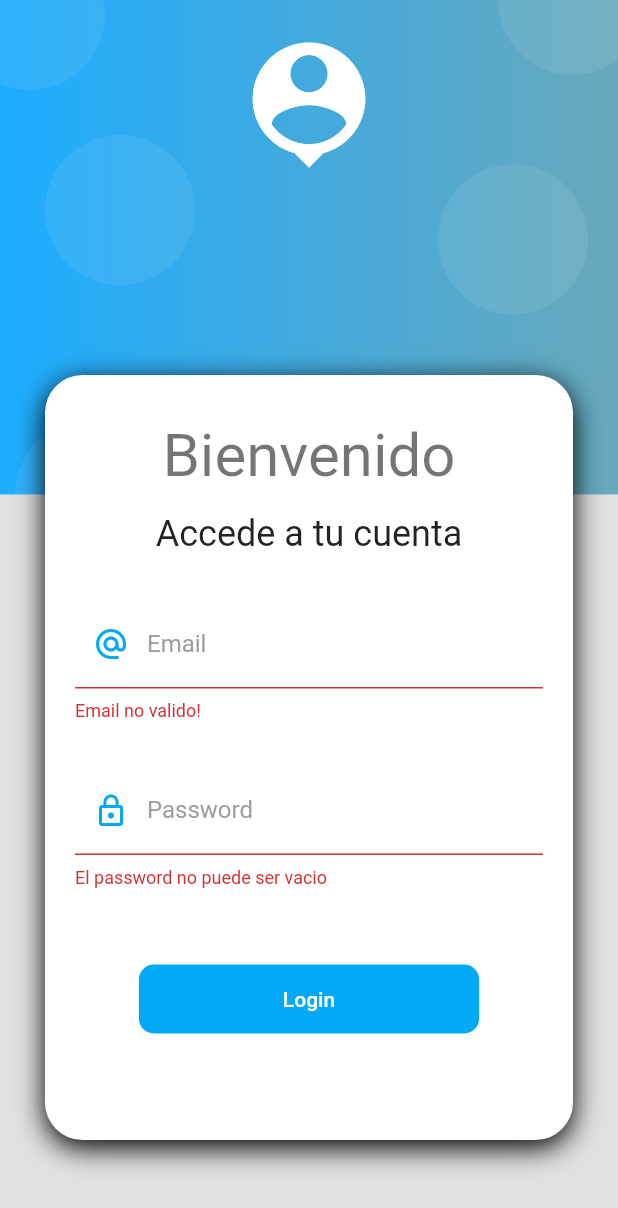
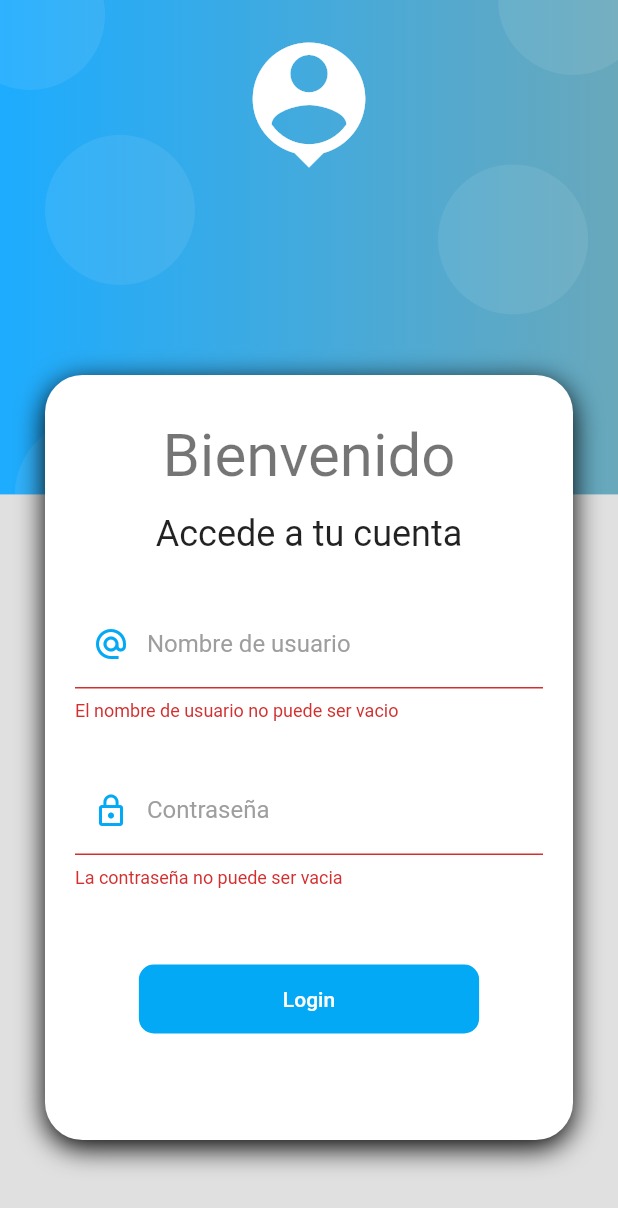
Before and after one commit to nahueltabasso/techconnect-frontend, a Flutter app: the screen it shows after launch, after a tap on "Login", on a phone screen of 412 x 824 dp. Shown: the top 1208 px of the screen. Run offline on Flutter 3.47's test engine with Material 2 defaults, Android fonts, the phone set to English and light mode, and no system bars; our stand-ins replace flutter_secure_storage.

Commit message:
feature: Develop of register and login screen and their connections with the backend

```diff
--- a/lib/main.dart
+++ b/lib/main.dart
@@ -1,9 +1,28 @@
 import 'package:flutter/material.dart';
+import 'package:provider/provider.dart';
+import 'package:techconnect_frontend/screens/auth/check_auth_screen.dart';
 import 'package:techconnect_frontend/screens/auth/login_screen.dart';
 import 'package:techconnect_frontend/screens/auth/register_user_screen.dart';
 import 'package:techconnect_frontend/screens/home_screen.dart';
+import 'package:techconnect_frontend/services/auth_service.dart';
+import 'package:techconnect_frontend/services/notificacion_service.dart';
 
-void main() => runApp(const MyApp());
+void main() => runApp(AppState());
+
+
+class AppState extends StatelessWidget {
+
+  @override
+  Widget build(BuildContext context) {
+    return MultiProvider(
+      providers: [
+        ChangeNotifierProvider(create: (context) => AuthService()),
+      ],
+      child: const MyApp(),
+    );
+  }
+
+}
 
 class MyApp extends StatelessWidget {
   const MyApp({super.key});
@@ -13,12 +32,14 @@ class MyApp extends StatelessWidget {
     return MaterialApp(
       debugShowCheckedModeBanner: false,
       title: 'TechConnection',
-      initialRoute: 'login',
+      initialRoute: 'checking',
       routes: {
         'login':(context) => const LoginScreen(),
+        'register':(context) => const RegisterUserScreen(),
+        'checking':(context) => const CheckAuthScreen(),
         'home':(context) => const HomeScreen(),
-        'register':(context) => const RegisterUserScreen(),
       },
+      scaffoldMessengerKey: NotificationService.messengerKey,
       theme: ThemeData.light().copyWith(
         scaffoldBackgroundColor: Colors.grey[300]
       ),
--- a/lib/providers/login_form_provider.dart
+++ b/lib/providers/login_form_provider.dart
@@ -4,7 +4,7 @@ class LoginFormProvider extends ChangeNotifier {
 
   GlobalKey<FormState> formKey = GlobalKey<FormState>();
 
-  String email = '';
+  String username = '';
   String password = '';
   bool _isLoading = false;
 
@@ -17,7 +17,7 @@ class LoginFormProvider extends ChangeNotifier {
 
   bool isValidForm() {
     print(formKey.currentState?.validate());
-    print('$email - $password');
+    print('$username - $password');
     return formKey.currentState?.validate() ?? false;
   }
 
--- /dev/null
+++ b/lib/screens/auth/check_auth_screen.dart
@@ -0,0 +1,37 @@
+import 'package:flutter/material.dart';
+import 'package:provider/provider.dart';
+import 'package:techconnect_frontend/screens/auth/login_screen.dart';
+import 'package:techconnect_frontend/screens/home_screen.dart';
+import 'package:techconnect_frontend/services/auth_service.dart';
+
+class CheckAuthScreen extends StatelessWidget {
+  const CheckAuthScreen({super.key});
+
+  @override
+  Widget build(BuildContext context) {
+
+    final authService = Provider.of<AuthService>(context, listen: false);
+
+    return Scaffold(
+      body: Center(
+        child: FutureBuilder(
+          future: authService.isAuthenticated(),
+          builder: (context, snapshot) {
+            if (!snapshot.hasData)
+              return Text('Espere');
+
+            Future.microtask(() {
+              Navigator.pushReplacement(
+                  context,
+                  PageRouteBuilder(
+                      pageBuilder: (_, __, ___) => snapshot.data == ''
+                          ? const LoginScreen()
+                          : const HomeScreen(),
+                      transitionDuration: const Duration(seconds: 0)));
+            });            return Container();
+          },
+        ),
+      ),
+    );
+  }
+}
--- a/lib/screens/auth/login_screen.dart
+++ b/lib/screens/auth/login_screen.dart
@@ -1,7 +1,10 @@
 import 'package:flutter/material.dart';
 import 'package:provider/provider.dart';
 import 'package:techconnect_frontend/providers/login_form_provider.dart';
+import 'package:techconnect_frontend/services/auth_service.dart';
+import 'package:techconnect_frontend/services/notificacion_service.dart';
 import 'package:techconnect_frontend/ui/input_decorations.dart';
+import 'package:techconnect_frontend/utils/constants.dart';
 import 'package:techconnect_frontend/widgets/auth_background.dart';
 import 'package:techconnect_frontend/widgets/card_container.dart';
 
@@ -56,10 +59,30 @@ class LoginScreen extends StatelessWidget {
 class _LoginForm extends StatelessWidget {
   const _LoginForm({super.key});
 
+  void _login(BuildContext context, LoginFormProvider loginForm, AuthService authService) async {
+    if (!loginForm.isValidForm()) return;
+    loginForm.isLoading = true;
+
+    // TODO: Valid if the login is correct
+    final String? response = await authService.signIn(loginForm.username, loginForm.password);
+    print(response);
+    if (response == null) {
+      Navigator.pushReplacementNamed(context, 'home');
+      NotificationService.showSuccessDialogAlert(context, 'Bienvenido', CommonConstant.LOGIN_SUCCESS_MESSAGE, null);
+    } else {
+      // TODO: Show error message
+      // NotificationService.showSnackbar(response);
+      // ignore: use_build_context_synchronously
+      NotificationService.showErrorDialogAlert(context, response);
+    }
+    loginForm.isLoading = false;
+  }
+
   @override
   Widget build(BuildContext context) {
 
     final loginForm = Provider.of<LoginFormProvider>(context);
+    final authService = Provider.of<AuthService>(context);
 
     return Container(
       child: Form(
@@ -70,18 +93,16 @@ class _LoginForm extends StatelessWidget {
           children: [
             TextFormField(
               autocorrect: false,
-              keyboardType: TextInputType.emailAddress,
+              keyboardType: TextInputType.text,
               decoration: InputDecorations.authInputDecoration(
-                hintText: 'joe@gmail.com',
-                labelText: 'Email',
+                hintText: 'joe',
+                labelText: 'Nombre de usuario',
                 prefixIcon: Icons.alternate_email_sharp
               ),
-              onChanged: (value) => loginForm.email = value,
+              onChanged: (value) => loginForm.username = value,
               validator: (value) {
-                String pattern = r'^(([^<>()[\]\\.,;:\s@\"]+(\.[^<>()[\]\\.,;:\s@\"]+)*)|(\".+\"))@((\[[0-9]{1,3}\.[0-9]{1,3}\.[0-9]{1,3}\.[0-9]{1,3}\])|(([a-zA-Z\-0-9]+\.)+[a-zA-Z]{2,}))$';
-                RegExp regExp  = RegExp(pattern);
-
-                return regExp.hasMatch(value ?? '') ? null : 'Email no valido!';
+                if (value != null && value.length > 0) return null;
+                return CommonConstant.EMPTY_USERNAME_FIELD_ERROR;
               },
             ),
 
@@ -93,13 +114,13 @@ class _LoginForm extends StatelessWidget {
               keyboardType: TextInputType.emailAddress,
               decoration: InputDecorations.authInputDecoration(
                 hintText: '**********',
-                labelText: 'Password',
+                labelText: 'Contraseña',
                 prefixIcon: Icons.lock_outline
               ),
               onChanged: (value) => loginForm.password = value,
               validator: (value) {
                 if (value != null && value.length > 0) return null;
-                return 'El password no puede ser vacio';
+                return CommonConstant.EMPTY_PASSWORD_FIELD_ERROR;
               },
             ),
 
@@ -113,11 +134,7 @@ class _LoginForm extends StatelessWidget {
               onPressed: loginForm.isLoading ? null : () async {
                 FocusScope.of(context).unfocus();
                 // TODO Login form (submit)
-                if (!loginForm.isValidForm()) return;
-                loginForm.isLoading = true;
-                await Future.delayed(const Duration(seconds: 2));
-                loginForm.isLoading = false;
-                Navigator.pushReplacementNamed(context, 'home');
+                _login(context, loginForm, authService);
               },
               child: Container(
                 padding: const EdgeInsets.symmetric(horizontal: 80, vertical: 15),
--- /dev/null
+++ b/lib/utils/constants.dart
@@ -0,0 +1,12 @@
+class CommonConstant {
+
+  static String BAD_CREDENTIALS = "Nombre de usuario o contraseña incorrectas";
+  static String NOT_VALID_PASSWORD = "Contraseña no valida. Establesca una contraseña mas segura";
+  static String EMPTY_USERNAME_FIELD_ERROR = "El nombre de usuario no puede ser vacio";
+  static String EMPTY_PASSWORD_FIELD_ERROR = "La contraseña no puede ser vacia";
+  static String LOGIN_SUCCESS_MESSAGE = "Bienvenido a la app";
+  static String REGISTER_SUCCESS_MESSAGE = "Te has registrado con exito!";
+  static String EMAIL_FIELD_ERROR = "Email no valido";
+  static String EMPTY_FIELD_ERROR = "Este campo no puede estar vacio";
+
+}
--- a/pubspec.yaml
+++ b/pubspec.yaml
@@ -32,6 +32,8 @@ dependencies:
   flutter:
     sdk: flutter
   provider: ^6.0.5
+  http: ^1.1.0
+  flutter_secure_storage: ^9.0.0
 
 dev_dependencies:
 
```
Also changed, not shown: lib/models/role_dto.dart (added, +25 -0 lines), lib/models/user_dto.dart (added, +51 -0 lines), lib/screens/auth/register_user_screen.dart (+44 -10 lines), lib/screens/home_screen.dart (+16 -2 lines), lib/services/auth_service.dart (+71 -2 lines), lib/services/notificacion_service.dart (added, +64 -0 lines), pubspec.lock, 6 other files.
